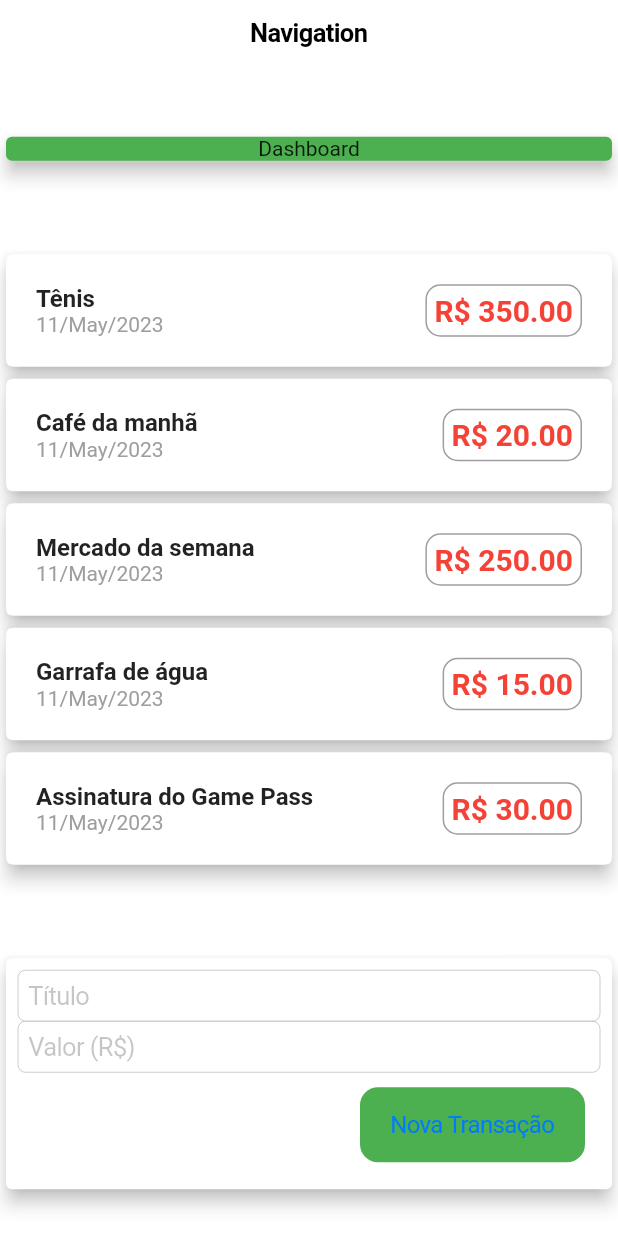
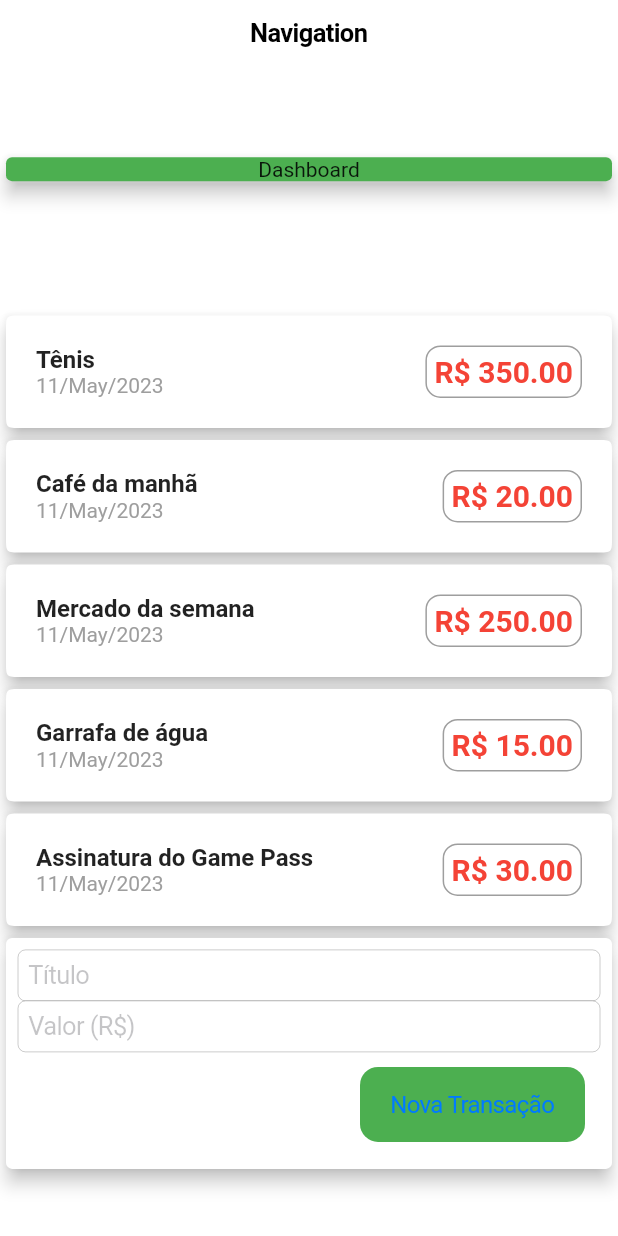
Before and after one commit to darcanj0/budgeting, a Flutter app: the screen it shows after launch, on a phone screen of 412 x 824 dp. Run offline on Flutter 3.47's test engine with Material 2 defaults, Android fonts, the phone set to English and light mode, and no system bars.

Commit message:
refactor: add transactions to stateful widget

```diff
--- /dev/null
+++ b/lib/components/lists/transaction.list.dart
@@ -0,0 +1,16 @@
+import 'package:budgeting/models/transaction.dart';
+import 'package:flutter/material.dart';
+
+import '../cards/transaction.card.dart';
+
+class TransactionList extends StatelessWidget {
+  final List<Transaction> transactions;
+  const TransactionList({super.key, required this.transactions});
+  @override
+  Widget build(BuildContext context) {
+    return Column(crossAxisAlignment: CrossAxisAlignment.stretch, children: [
+      ...transactions
+          .map((transaction) => TransactionCard(transaction: transaction))
+    ]);
+  }
+}
--- /dev/null
+++ b/lib/components/users/transaction.user.dart
@@ -0,0 +1,40 @@
+import 'package:budgeting/models/transaction.dart';
+import 'package:flutter/material.dart';
+
+import '../forms/create-transaction.form.dart';
+import '../lists/transaction.list.dart';
+
+class TransactionUser extends StatefulWidget {
+  const TransactionUser({super.key});
+
+  @override
+  State<StatefulWidget> createState() => _TransactionUserState();
+}
+
+class _TransactionUserState extends State<TransactionUser> {
+  final List<Transaction> _transactions = [
+    Transaction(id: 'id1', title: 'Tênis', value: 350, date: DateTime.now()),
+    Transaction(
+        id: 'id2', title: 'Café da manhã', value: 20, date: DateTime.now()),
+    Transaction(
+        id: 'id3',
+        title: 'Mercado da semana',
+        value: 250,
+        date: DateTime.now()),
+    Transaction(
+        id: 'id4', title: 'Garrafa de água', value: 15, date: DateTime.now()),
+    Transaction(
+        id: 'id5',
+        title: 'Assinatura do Game Pass',
+        value: 30,
+        date: DateTime.now())
+  ];
+
+  @override
+  Widget build(BuildContext context) {
+    return Column(children: [
+      TransactionList(transactions: _transactions),
+      CreateTransactionForm()
+    ]);
+  }
+}
--- a/lib/pages/home.dart
+++ b/lib/pages/home.dart
@@ -1,8 +1,7 @@
+import 'package:budgeting/components/users/transaction.user.dart';
 import 'package:flutter/cupertino.dart';
 
-import '../components/cards/transaction.card.dart';
 import '../components/dashboards/transactions.dashboard.dart';
-import '../components/forms/create-transaction.form.dart';
 import '../models/transaction.dart';
 
 class HomePage extends StatelessWidget {
@@ -38,13 +37,7 @@
           crossAxisAlignment: CrossAxisAlignment.stretch,
           children: [
             TransactionsDashboard(transactions: _transactions),
-            Column(crossAxisAlignment: CrossAxisAlignment.stretch, children: [
-              ..._transactions.map(
-                  (transaction) => TransactionCard(transaction: transaction))
-            ]),
-            CreateTransactionForm(
-              key: key,
-            )
+            const TransactionUser()
           ],
         ),
       ),
```
